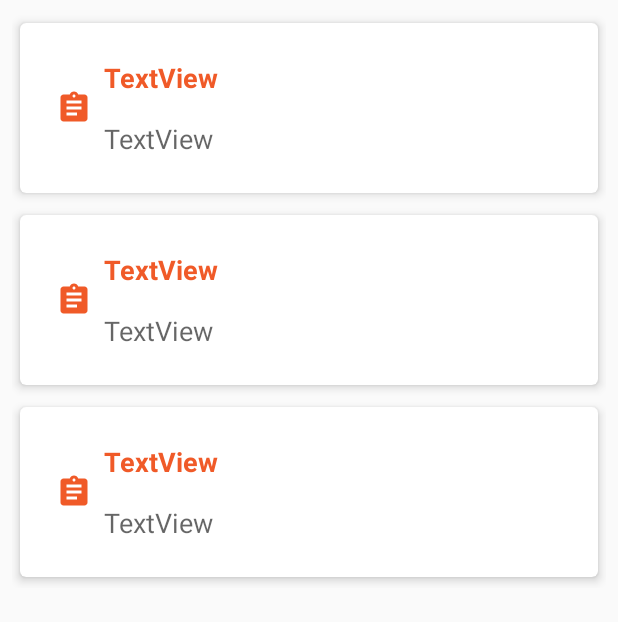
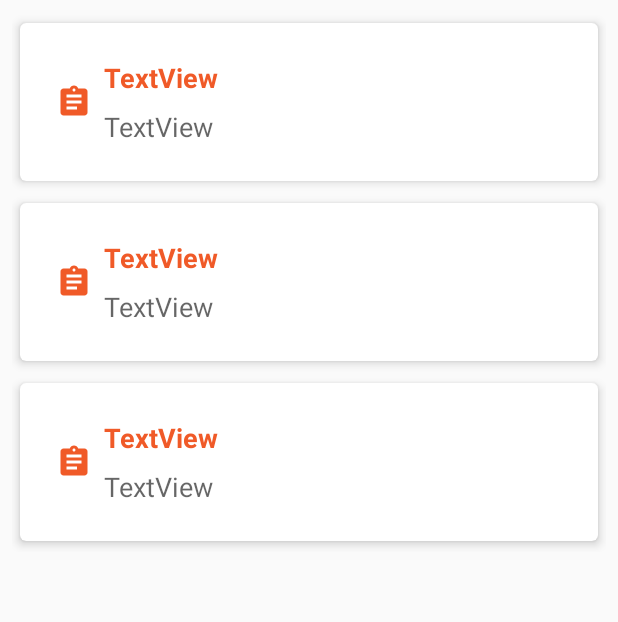
Before and after one commit to nhotalling/notekeeper, an Android app: the layout content_note_list.xml on its own in the app's theme, with its tools: preview values and no code run, on a phone screen of 412 x 824 dp. Shown: the top 622 px of the screen. Run offline under Robolectric (Android 15) with nearby library versions, the phone set to English and light mode, and no system bars.

Commit message:
Tweak settings, stub in adapter for RecyclerView

```diff
--- a/app/src/main/java/com/gfd/notekeeper/NoteListActivity.kt
+++ b/app/src/main/java/com/gfd/notekeeper/NoteListActivity.kt
@@ -5,6 +5,7 @@ import android.os.Bundle
 import android.widget.ArrayAdapter
 import com.google.android.material.floatingactionbutton.FloatingActionButton
 import androidx.appcompat.app.AppCompatActivity
+import androidx.recyclerview.widget.LinearLayoutManager
 import kotlinx.android.synthetic.main.content_note_list.*
 
 class NoteListActivity : AppCompatActivity() {
@@ -20,6 +21,8 @@ class NoteListActivity : AppCompatActivity() {
             val activityIntent = Intent(this, NoteActivity::class.java)
             startActivity(activityIntent)
         }
+
+        listitems.layoutManager = LinearLayoutManager(this)
 
         // remove old listview code
 //        listNotes.adapter = ArrayAdapter(this,
--- a/app/src/main/res/layout/item_note_list.xml
+++ b/app/src/main/res/layout/item_note_list.xml
@@ -15,7 +15,7 @@
 
         <androidx.constraintlayout.widget.ConstraintLayout
             android:layout_width="match_parent"
-            android:layout_height="match_parent">
+            android:layout_height="wrap_content">
 
             <ImageView
                 android:id="@+id/imageView"
@@ -48,7 +48,7 @@
                 android:layout_width="0dp"
                 android:layout_height="wrap_content"
                 android:layout_marginStart="8dp"
-                android:layout_marginTop="16dp"
+                android:layout_marginTop="8dp"
                 android:layout_marginEnd="8dp"
                 android:layout_marginBottom="8dp"
                 android:text="TextView"
```
Also changed, not shown: 1 other file.
